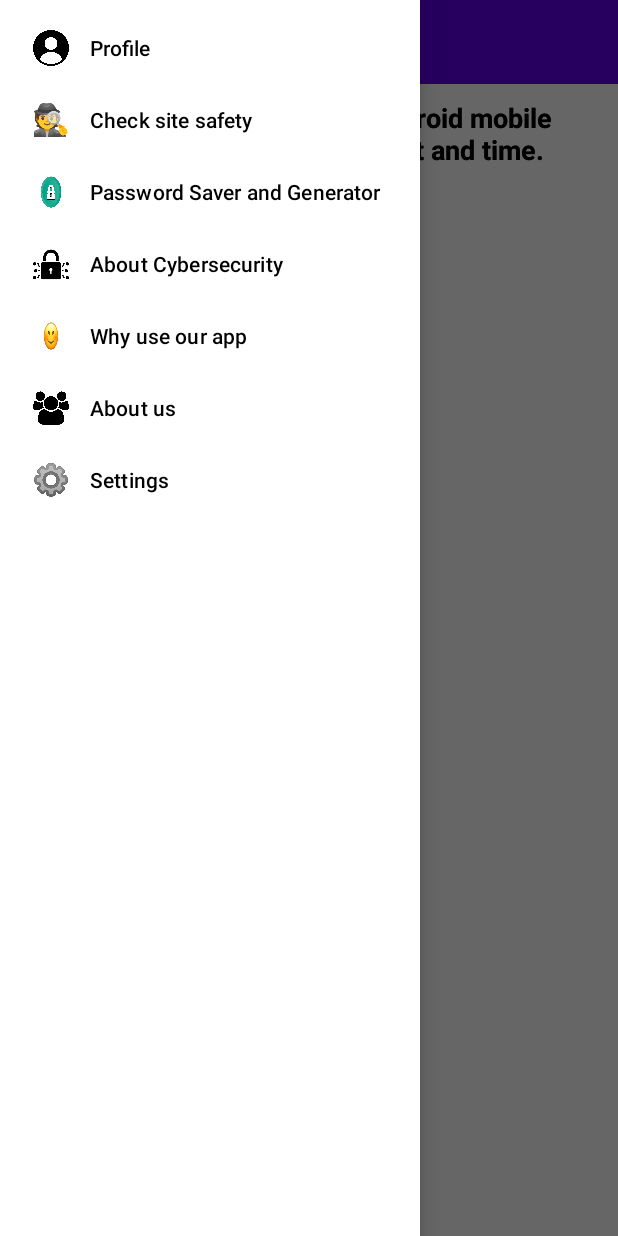
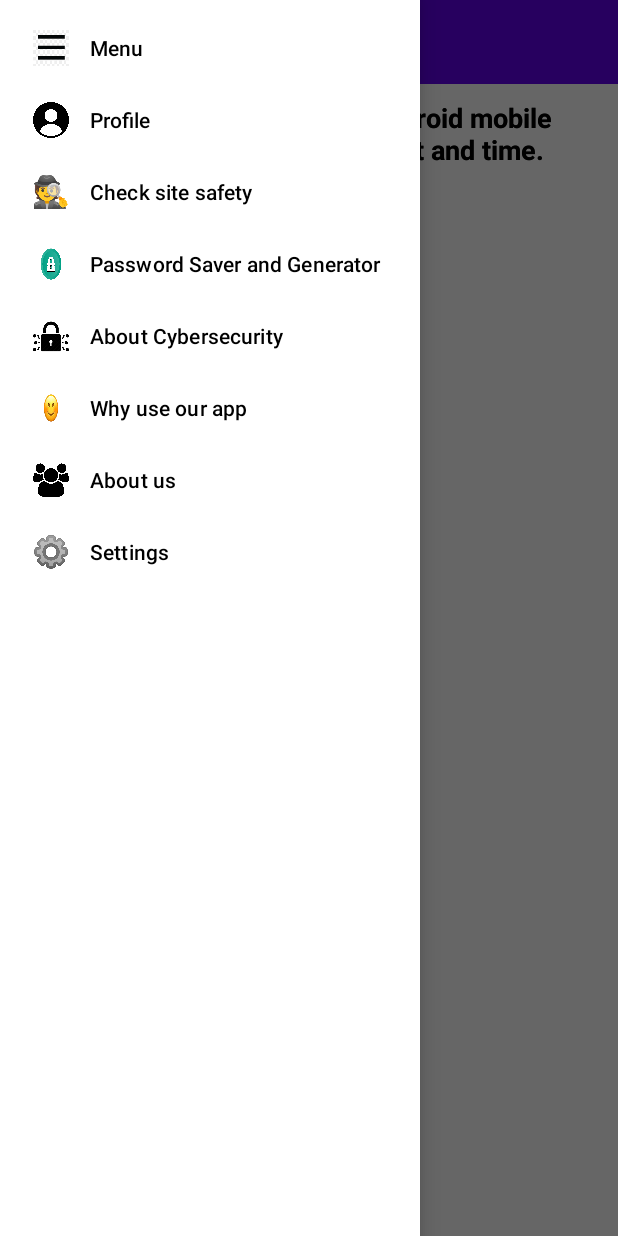
Before and after one commit to Paco2006/HackTues9, an Android app: the screen it shows after launch (MainActivity), with the side drawer open, on a phone screen of 412 x 824 dp. Run offline under Robolectric (Android 15) with nearby library versions, the phone set to English and light mode, and no system bars; our stand-ins replace navigation-ui.

Commit message:
menu+main activity+sub

```diff
--- a/app/src/main/res/menu/navigation_menu.xml
+++ b/app/src/main/res/menu/navigation_menu.xml
@@ -1,6 +1,13 @@
 <?xml version="1.0" encoding="utf-8"?>
 <menu xmlns:android="http://schemas.android.com/apk/res/android"
     xmlns:app="http://schemas.android.com/apk/res-auto">
+
+    <item
+        android:id="@+id/menuMenu"
+        android:icon="@drawable/menupic"
+        android:orderInCategory="100"
+        android:title="Menu"
+        app:showAsAction="never"/>
 
     <item
         android:id="@+id/menuProfile"
--- a/app/src/main/res/navigation/main.xml
+++ b/app/src/main/res/navigation/main.xml
@@ -10,9 +10,9 @@
         android:label="fragment_main_page"
         tools:layout="@layout/fragment_main_page" />
     <fragment
-        android:id="@+id/checkSiteSec"
+        android:id="@+id/menuCheck_Site_Safety"
         android:name="janes.romanes.hacktuesapp.CheckSiteSec"
-        android:label="fragment_check_site_sec"
+        android:label="Check site safety"
         tools:layout="@layout/fragment_check_site_sec" />
     <fragment
         android:id="@+id/aboutCyberSecFrag"
```
Also changed, not shown: app/src/main/res/drawable/menupic.png (added).
